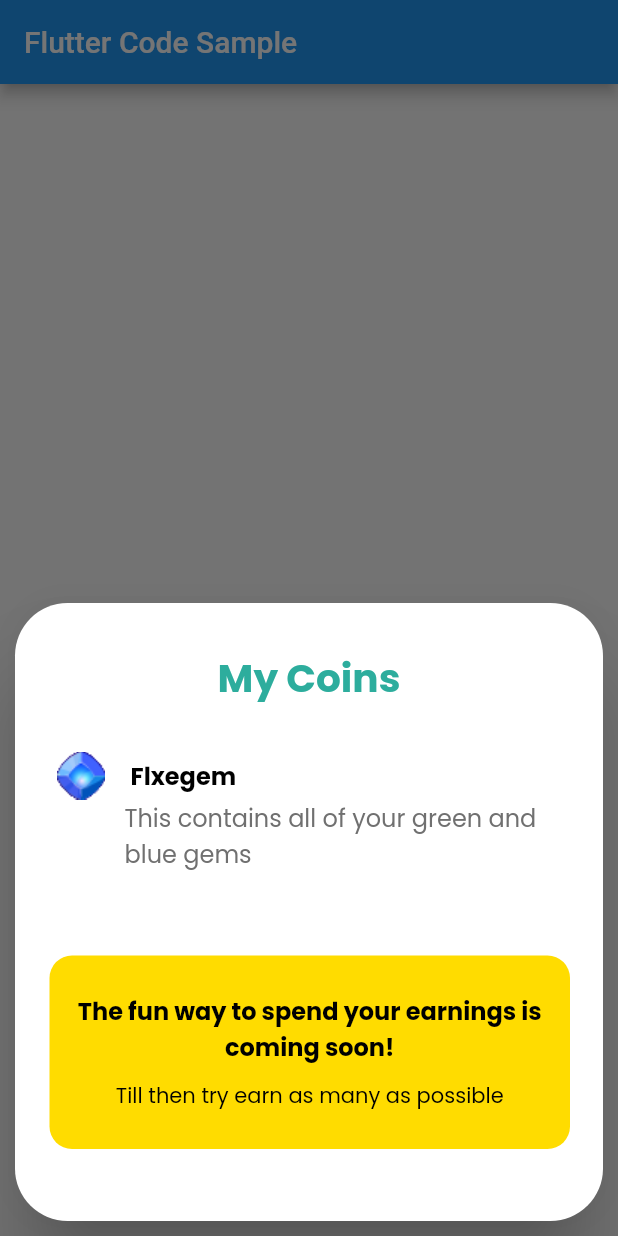
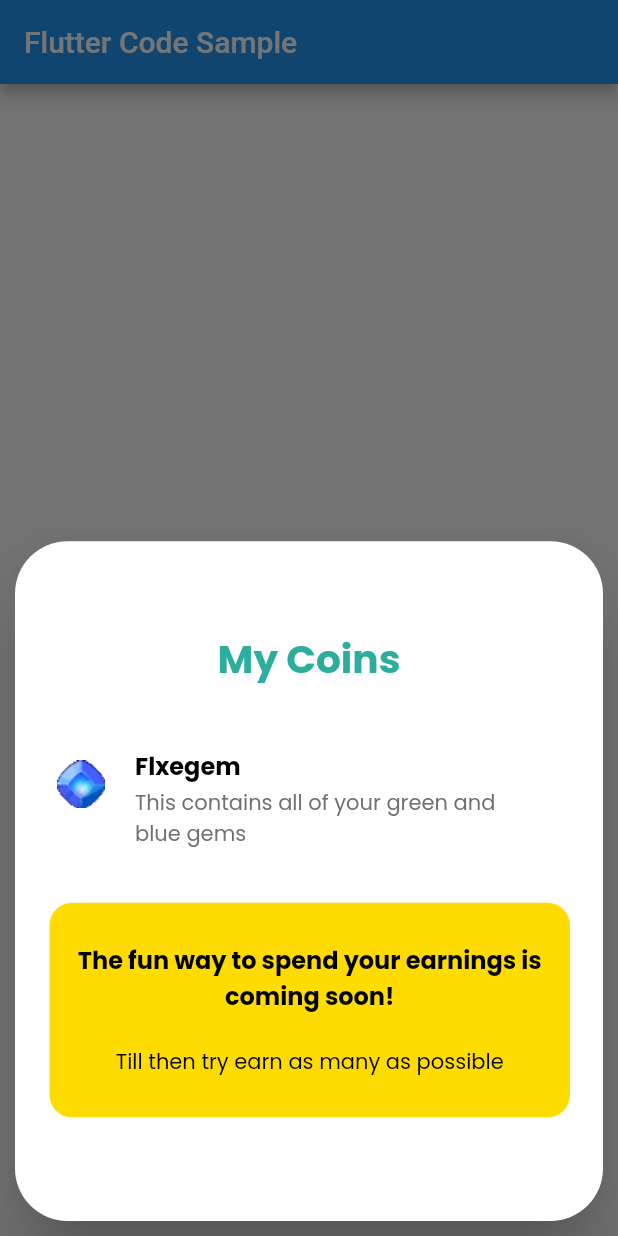
Before and after one commit to MMRoopa/coin_popup, a Flutter app: the screen it shows after launch, after a tap on "Coin Pop up", on a phone screen of 412 x 824 dp. Run offline on Flutter 3.47's test engine with Material 2 defaults, Android fonts, the phone set to English and light mode, and no system bars; drawn by our look-alikes of auto_size_text.

Commit message:
dialog box height changed to 55%

```diff
--- a/lib/main.dart
+++ b/lib/main.dart
@@ -1,5 +1,7 @@
 import 'package:auto_size_text/auto_size_text.dart';
 import 'package:flutter/material.dart';
+
+import 'promo_card.dart';
 
 void main() {
   runApp(const MyApp());
@@ -43,6 +45,17 @@ class HomePage extends StatelessWidget {
             },
             child: const Text('Coin Pop up'),
           ),
+          TextButton(
+            style: TextButton.styleFrom(
+              textStyle: const TextStyle(fontSize: 20),
+            ),
+            onPressed: () {
+              // const PromoCard();
+              Navigator.push(context,
+                  MaterialPageRoute(builder: (context) => const PromoCard()));
+            },
+            child: const Text('Promo Card'),
+          ),
         ],
       ),
     );
@@ -63,11 +76,11 @@ class DialogPopUp extends StatelessWidget {
       shape: const RoundedRectangleBorder(
         borderRadius: BorderRadius.all(Radius.circular(35.0)),
       ),
-      child: Expanded(
+      child: SizedBox(
+        height: MediaQuery.of(context).size.height * 0.55,
         child: Column(
           mainAxisAlignment: MainAxisAlignment.center,
-          crossAxisAlignment: CrossAxisAlignment.stretch,
-          mainAxisSize: MainAxisSize.min,
+          // mainAxisSize: MainAxisSize.min,
           children: <Widget>[
             const Padding(
               padding: EdgeInsets.only(top: 30.0),
@@ -80,6 +93,7 @@ class DialogPopUp extends StatelessWidget {
                   fontFamily: 'Poppins',
                 ),
                 textAlign: TextAlign.center,
+                maxLines: 1,
               ),
             ),
             // const SizedBox(
@@ -92,21 +106,23 @@ class DialogPopUp extends StatelessWidget {
             //       Navigator.of(context).pop();
             //     }),
             Container(
-              padding: const EdgeInsets.fromLTRB(28.0, 30.0, 40.0, 10.0),
-              child: Column(
+              margin: const EdgeInsets.fromLTRB(28.0, 20.0, 40.0, 35.0),
+              child: Row(
+                mainAxisAlignment: MainAxisAlignment.start,
                 children: [
-                  Row(
-                    mainAxisAlignment: MainAxisAlignment.start,
-                    children: <Widget>[
                   Image.asset(
                     "assets/group_70577.png",
                     width: 32.0,
                     height: 32.0,
                   ),
-                      const SizedBox(
-                        width: 17.0,
-                      ),
-                      const AutoSizeText(
+                  Expanded(
+                    child: Padding(
+                      padding: const EdgeInsets.only(left: 20.0, top: 20.0),
+                      child: Column(
+                        mainAxisAlignment: MainAxisAlignment.center,
+                        crossAxisAlignment: CrossAxisAlignment.start,
+                        children: const <Widget>[
+                          AutoSizeText(
                             'Flxegem',
                             style: TextStyle(
                               color: Colors.black,
@@ -115,28 +131,31 @@ class DialogPopUp extends StatelessWidget {
                               fontFamily: 'Poppins',
                             ),
                             textAlign: TextAlign.left,
-                      )
-                    ],
+                            maxLines: 1,
                           ),
-                  const Padding(
-                    padding: EdgeInsets.only(left: 45.0),
-                    child: AutoSizeText(
+                          SizedBox(
+                            height: 2.0,
+                          ),
+                          AutoSizeText(
                             'This contains all of your green and blue gems',
                             style: TextStyle(
                               color: Color(0xFF707070),
-                        fontSize: 16.0,
+                              fontSize: 14.0,
                               fontFamily: 'Poppins',
                             ),
                             textAlign: TextAlign.left,
                             maxLines: 2,
+                          ),
+                        ],
+                      ),
                     ),
                   ),
                 ],
               ),
             ),
             Container(
-              margin: const EdgeInsets.fromLTRB(23.0, 46.0, 22.0, 48.0),
-              padding: const EdgeInsets.fromLTRB(13.0, 25.0, 13.0, 25.0),
+              margin: const EdgeInsets.fromLTRB(23.0, 0.0, 22.0, 40.0),
+              padding: const EdgeInsets.fromLTRB(13.0, 26.0, 13.0, 26.0),
               decoration: const BoxDecoration(
                 shape: BoxShape.rectangle,
                 color: Color(0xFFFFDC00),
@@ -160,7 +179,7 @@ class DialogPopUp extends StatelessWidget {
                     maxLines: 2,
                   ),
                   SizedBox(
-                    height: 10.0,
+                    height: 22.0,
                   ),
                   AutoSizeText(
                     'Till then try earn as many as possible',
```
Also changed, not shown: lib/promo_card.dart (added, +35 -0 lines), assets/group_6075.png (added). Lines whose indentation alone changed are shown as unchanged.
